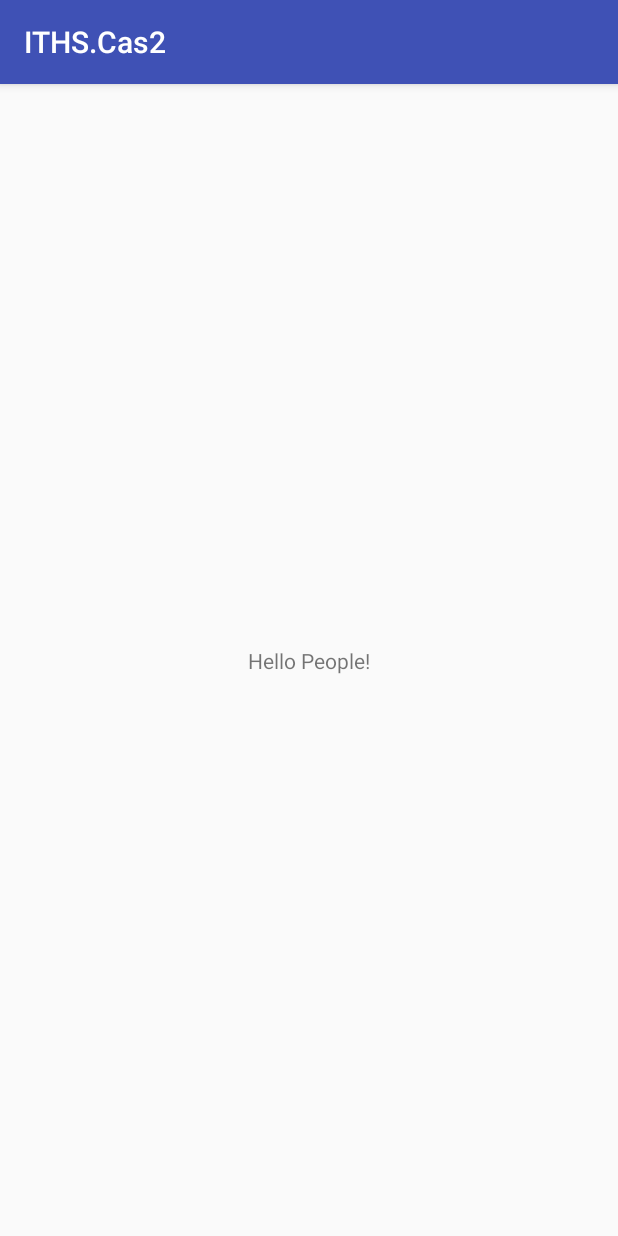
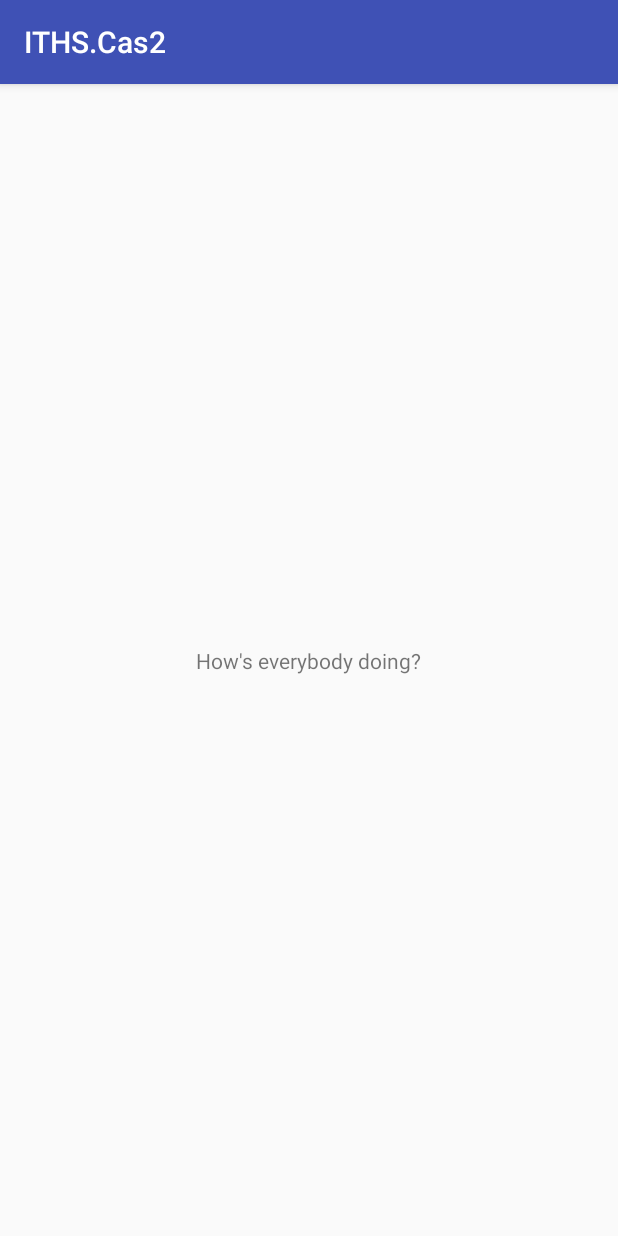
Before and after one commit to Knapiii/Case2-quizz, an Android app: the screen it shows after launch (MainActivity), on a phone screen of 412 x 824 dp. Run offline under Robolectric (Android 15) with nearby library versions, the phone set to English and light mode, and no system bars.

Commit message:
Changed text in TextView.

```diff
--- a/app/src/main/res/layout/activity_main.xml
+++ b/app/src/main/res/layout/activity_main.xml
@@ -10,7 +10,7 @@
     <TextView
         android:layout_width="wrap_content"
         android:layout_height="wrap_content"
-        android:text="Hello People!"
+        android:text="How's everybody doing?"
         app:layout_constraintBottom_toBottomOf="parent"
         app:layout_constraintLeft_toLeftOf="parent"
         app:layout_constraintRight_toRightOf="parent"
```
